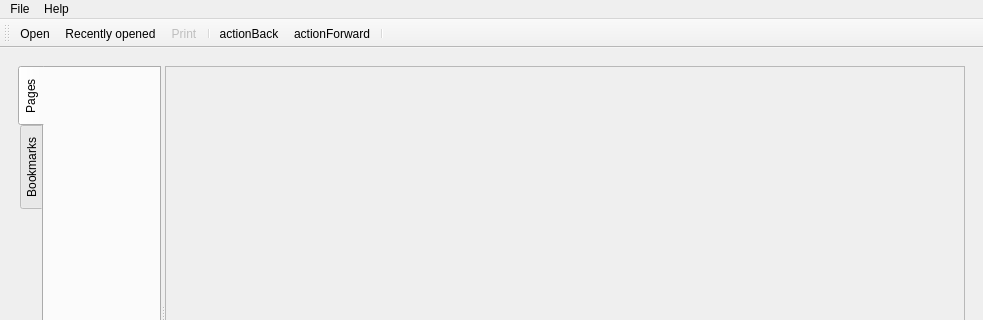
Before: the Qt Designer form examples/demos/documentviewer/app/mainwindow.ui in qt/qtdoc, drawn with Qt 5; both pictures show x 0 to 983 and y 0 to 320 of the 983 by 602 pixel window.
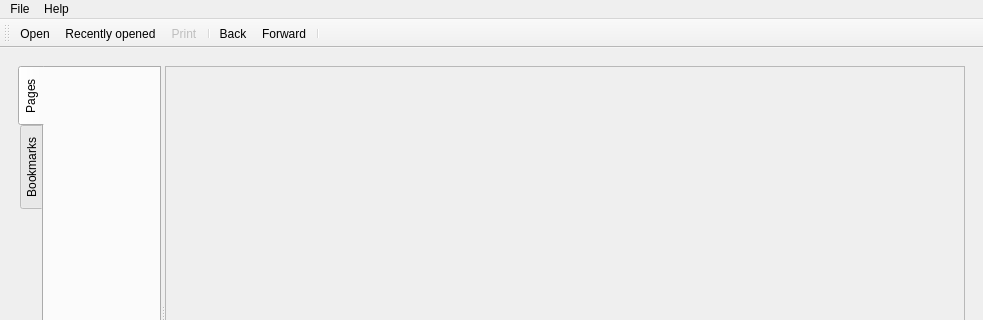
After: the same form once the commit is applied. Icons and pictures are not drawn.

The edit to the form file:
```diff
--- a/examples/demos/documentviewer/app/mainwindow.ui
+++ b/examples/demos/documentviewer/app/mainwindow.ui
@@ -162,7 +162,7 @@
      <normaloff>:/demos/documentviewer/images/go-next.svgz</normaloff>:/demos/documentviewer/images/go-next.svgz</iconset>
    </property>
    <property name="text">
-    <string>actionForward</string>
+    <string>Forward</string>
    </property>
    <property name="toolTip">
     <string>One step forward</string>
@@ -177,7 +177,7 @@
      <normaloff>:/demos/documentviewer/images/go-previous.svgz</normaloff>:/demos/documentviewer/images/go-previous.svgz</iconset>
    </property>
    <property name="text">
-    <string>actionBack</string>
+    <string>Back</string>
    </property>
    <property name="toolTip">
     <string>One step back</string>
```
Left out of the diff: 33 changed lines with no effect on the pictures.
